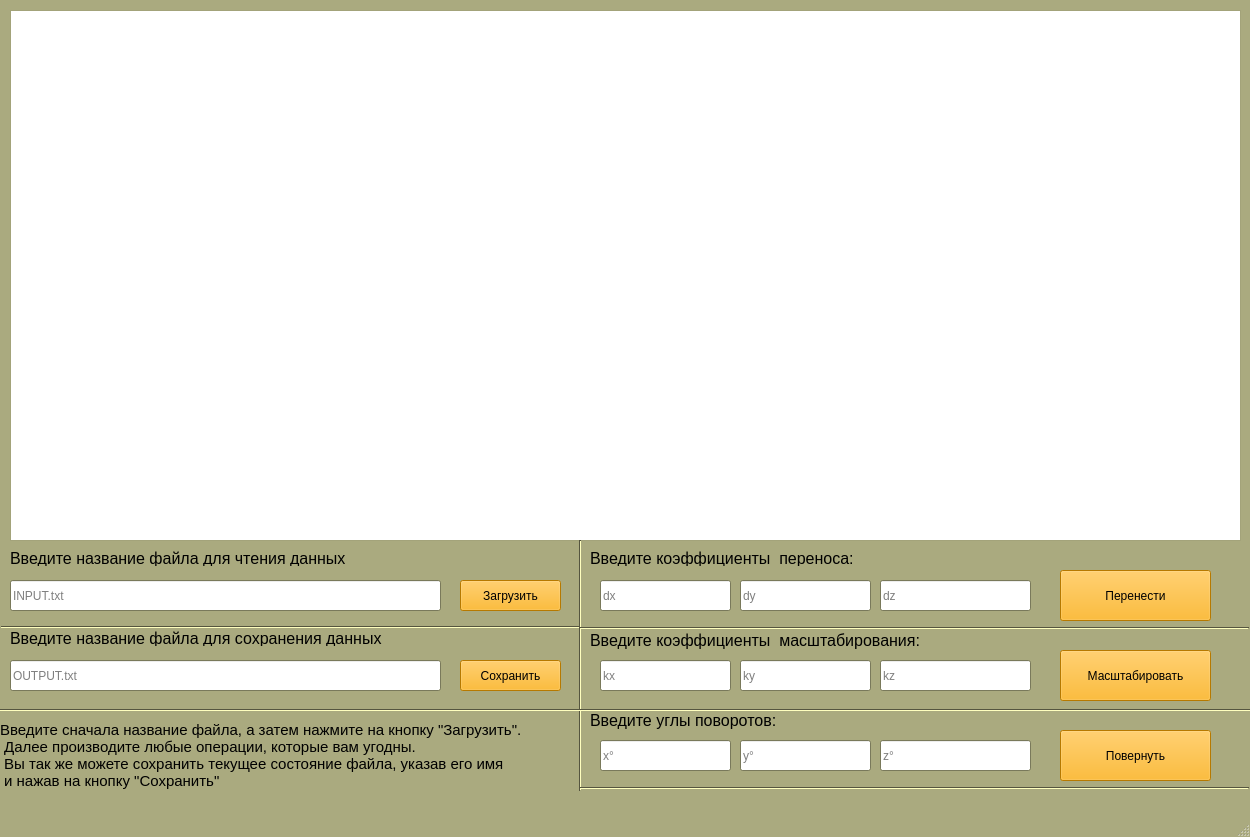
This is OOP/OOP1/3D_Karkas/mainwindow.ui in ZeynalovZ/BMSTU-4-sem as Qt 5 draws it before an edit. The edited form follows.
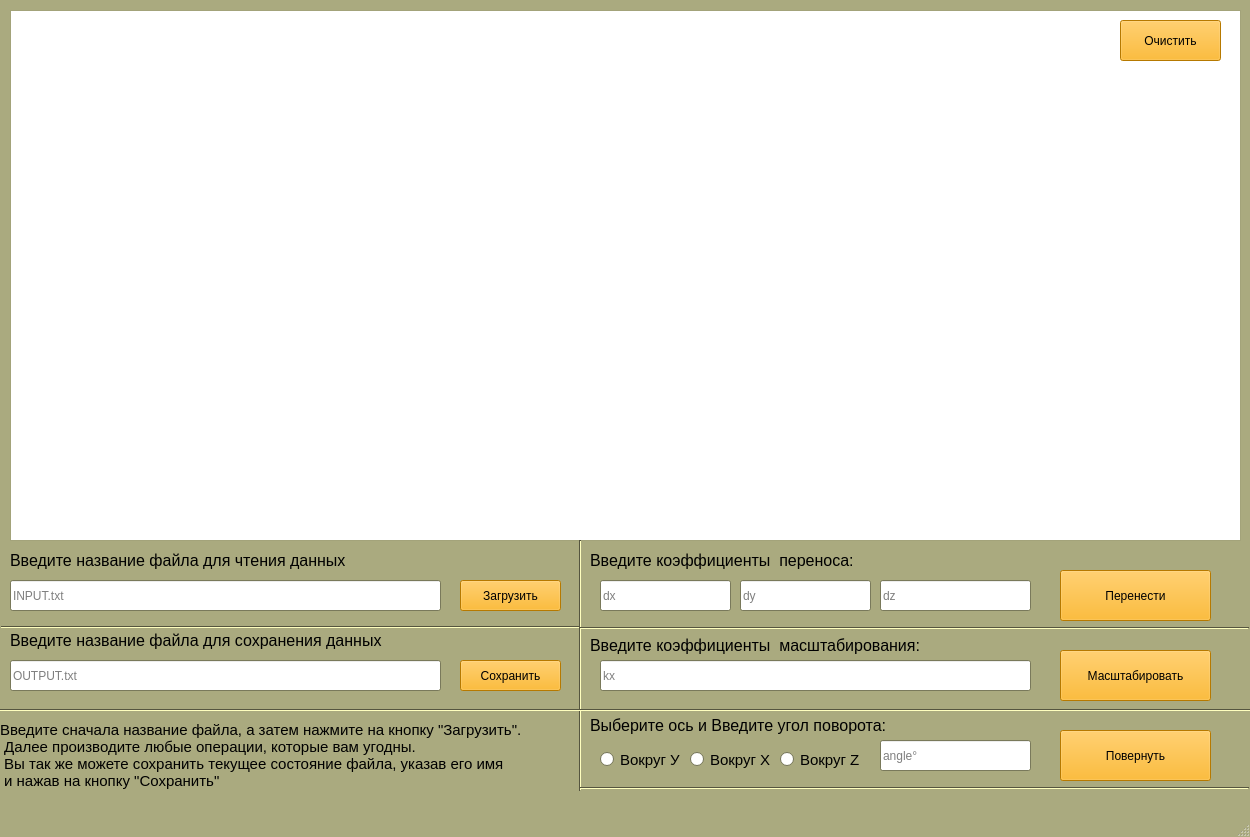
This is the edited form.

The edit to the form file:
```diff
--- a/OOP/OOP1/3D_Karkas/mainwindow.ui
+++ b/OOP/OOP1/3D_Karkas/mainwindow.ui
@@ -1774,7 +1774,7 @@
       <x>10</x>
       <y>550</y>
       <width>351</width>
-      <height>16</height>
+      <height>21</height>
      </rect>
     </property>
     <property name="font">
@@ -1792,7 +1792,7 @@
       <x>10</x>
       <y>630</y>
       <width>381</width>
-      <height>16</height>
+      <height>21</height>
      </rect>
     </property>
     <property name="font">
@@ -1849,7 +1849,7 @@
       <x>590</x>
       <y>550</y>
       <width>411</width>
-      <height>16</height>
+      <height>21</height>
      </rect>
     </property>
     <property name="font">
@@ -2295,7 +2295,7 @@
       <x>590</x>
       <y>630</y>
       <width>451</width>
-      <height>21</height>
+      <height>31</height>
      </rect>
     </property>
     <property name="font">
@@ -2735,28 +2735,12 @@
      <string>Масштабировать</string>
     </property>
    </widget>
-   <widget class="QLineEdit" name="line_k_3">
-    <property name="geometry">
-     <rect>
-      <x>880</x>
-      <y>660</y>
-      <width>151</width>
-      <height>31</height>
-     </rect>
-    </property>
-    <property name="text">
-     <string/>
-    </property>
-    <property name="placeholderText">
-     <string>kz</string>
-    </property>
-   </widget>
-   <widget class="QLineEdit" name="line_k_1">
+   <widget class="QLineEdit" name="line_k">
     <property name="geometry">
      <rect>
       <x>600</x>
       <y>660</y>
-      <width>131</width>
+      <width>431</width>
       <height>31</height>
      </rect>
     </property>
@@ -2770,45 +2754,13 @@
      <string>kx</string>
     </property>
    </widget>
-   <widget class="QLineEdit" name="line_k_2">
-    <property name="geometry">
-     <rect>
-      <x>740</x>
-      <y>660</y>
-      <width>131</width>
-      <height>31</height>
-     </rect>
-    </property>
-    <property name="text">
-     <string/>
-    </property>
-    <property name="placeholderText">
-     <string>ky</string>
-    </property>
-   </widget>
-   <widget class="QLineEdit" name="line_angle_z">
-    <property name="geometry">
-     <rect>
-      <x>880</x>
-      <y>740</y>
-      <width>151</width>
-      <height>31</height>
-     </rect>
-    </property>
-    <property name="text">
-     <string/>
-    </property>
-    <property name="placeholderText">
-     <string>z°</string>
-    </property>
-   </widget>
    <widget class="QLabel" name="label_5">
     <property name="geometry">
      <rect>
       <x>590</x>
       <y>710</y>
       <width>451</width>
-      <height>21</height>
+      <height>31</height>
      </rect>
     </property>
     <property name="font">
@@ -2817,7 +2769,7 @@
      </font>
     </property>
     <property name="text">
-     <string>Введите углы поворотов:</string>
+     <string>Выберите ось и Введите угол поворота:</string>
     </property>
    </widget>
    <widget class="QPushButton" name="rotate">
@@ -3251,9 +3203,9 @@
    <widget class="QLineEdit" name="line_angle_x">
     <property name="geometry">
      <rect>
-      <x>600</x>
+      <x>880</x>
       <y>740</y>
-      <width>131</width>
+      <width>151</width>
       <height>31</height>
      </rect>
     </property>
@@ -3264,23 +3216,7 @@
      <enum>QLineEdit::Normal</enum>
     </property>
     <property name="placeholderText">
-     <string>x°</string>
-    </property>
-   </widget>
-   <widget class="QLineEdit" name="line_angle_y">
-    <property name="geometry">
-     <rect>
-      <x>740</x>
-      <y>740</y>
-      <width>131</width>
-      <height>31</height>
-     </rect>
-    </property>
-    <property name="text">
-     <string/>
-    </property>
-    <property name="placeholderText">
-     <string>y°</string>
+     <string>angle°</string>
     </property>
    </widget>
    <widget class="QLabel" name="label_6">
@@ -3348,6 +3284,491 @@
      <string>dz</string>
     </property>
    </widget>
+   <widget class="QPushButton" name="pushButton">
+    <property name="geometry">
+     <rect>
+      <x>1120</x>
+      <y>20</y>
+      <width>101</width>
+      <height>41</height>
+     </rect>
+    </property>
+    <property name="palette">
+     <palette>
+      <active>
+       <colorrole role="WindowText">
+        <brush brushstyle="SolidPattern">
+         <color alpha="255">
+          <red>0</red>
+          <green>0</green>
+          <blue>0</blue>
+         </color>
+        </brush>
+       </colorrole>
+       <colorrole role="Button">
+        <brush brushstyle="SolidPattern">
+         <color alpha="255">
+          <red>255</red>
+          <green>170</green>
+          <blue>0</blue>
+         </color>
+        </brush>
+       </colorrole>
+       <colorrole role="Light">
+        <brush brushstyle="SolidPattern">
+         <color alpha="255">
+          <red>255</red>
+          <green>213</green>
+          <blue>127</blue>
+         </color>
+        </brush>
+       </colorrole>
+       <colorrole role="Midlight">
+        <brush brushstyle="SolidPattern">
+         <color alpha="255">
+          <red>255</red>
+          <green>191</green>
+          <blue>63</blue>
+         </color>
+        </brush>
+       </colorrole>
+       <colorrole role="Dark">
+        <brush brushstyle="SolidPattern">
+         <color alpha="255">
+          <red>127</red>
+          <green>85</green>
+          <blue>0</blue>
+         </color>
+        </brush>
+       </colorrole>
+       <colorrole role="Mid">
+        <brush brushstyle="SolidPattern">
+         <color alpha="255">
+          <red>170</red>
+          <green>113</green>
+          <blue>0</blue>
+         </color>
+        </brush>
+       </colorrole>
+       <colorrole role="Text">
+        <brush brushstyle="SolidPattern">
+         <color alpha="255">
+          <red>0</red>
+          <green>0</green>
+          <blue>0</blue>
+         </color>
+        </brush>
+       </colorrole>
+       <colorrole role="BrightText">
+        <brush brushstyle="SolidPattern">
+         <color alpha="255">
+          <red>255</red>
+          <green>255</green>
+          <blue>255</blue>
+         </color>
+        </brush>
+       </colorrole>
+       <colorrole role="ButtonText">
+        <brush brushstyle="SolidPattern">
+         <color alpha="255">
+          <red>0</red>
+          <green>0</green>
+          <blue>0</blue>
+         </color>
+        </brush>
+       </colorrole>
+       <colorrole role="Base">
+        <brush brushstyle="SolidPattern">
+         <color alpha="255">
+          <red>255</red>
+          <green>170</green>
+          <blue>0</blue>
+         </color>
+        </brush>
+       </colorrole>
+       <colorrole role="Window">
+        <brush brushstyle="SolidPattern">
+         <color alpha="255">
+          <red>255</red>
+          <green>170</green>
+          <blue>0</blue>
+         </color>
+        </brush>
+       </colorrole>
+       <colorrole role="Shadow">
+        <brush brushstyle="SolidPattern">
+         <color alpha="255">
+          <red>0</red>
+          <green>0</green>
+          <blue>0</blue>
+         </color>
+        </brush>
+       </colorrole>
+       <colorrole role="AlternateBase">
+        <brush brushstyle="SolidPattern">
+         <color alpha="255">
+          <red>255</red>
+          <green>212</green>
+          <blue>127</blue>
+         </color>
+        </brush>
+       </colorrole>
+       <colorrole role="ToolTipBase">
+        <brush brushstyle="SolidPattern">
+         <color alpha="255">
+          <red>255</red>
+          <green>255</green>
+          <blue>220</blue>
+         </color>
+        </brush>
+       </colorrole>
+       <colorrole role="ToolTipText">
+        <brush brushstyle="SolidPattern">
+         <color alpha="255">
+          <red>0</red>
+          <green>0</green>
+          <blue>0</blue>
+         </color>
+        </brush>
+       </colorrole>
+      </active>
+      <inactive>
+       <colorrole role="WindowText">
+        <brush brushstyle="SolidPattern">
+         <color alpha="255">
+          <red>0</red>
+          <green>0</green>
+          <blue>0</blue>
+         </color>
+        </brush>
+       </colorrole>
+       <colorrole role="Button">
+        <brush brushstyle="SolidPattern">
+         <color alpha="255">
+          <red>255</red>
+          <green>170</green>
+          <blue>0</blue>
+         </color>
+        </brush>
+       </colorrole>
+       <colorrole role="Light">
+        <brush brushstyle="SolidPattern">
+         <color alpha="255">
+          <red>255</red>
+          <green>213</green>
+          <blue>127</blue>
+         </color>
+        </brush>
+       </colorrole>
+       <colorrole role="Midlight">
+        <brush brushstyle="SolidPattern">
+         <color alpha="255">
+          <red>255</red>
+          <green>191</green>
+          <blue>63</blue>
+         </color>
+        </brush>
+       </colorrole>
+       <colorrole role="Dark">
+        <brush brushstyle="SolidPattern">
+         <color alpha="255">
+          <red>127</red>
+          <green>85</green>
+          <blue>0</blue>
+         </color>
+        </brush>
+       </colorrole>
+       <colorrole role="Mid">
+        <brush brushstyle="SolidPattern">
+         <color alpha="255">
+          <red>170</red>
+          <green>113</green>
+          <blue>0</blue>
+         </color>
+        </brush>
+       </colorrole>
+       <colorrole role="Text">
+        <brush brushstyle="SolidPattern">
+         <color alpha="255">
+          <red>0</red>
+          <green>0</green>
+          <blue>0</blue>
+         </color>
+        </brush>
+       </colorrole>
+       <colorrole role="BrightText">
+        <brush brushstyle="SolidPattern">
+         <color alpha="255">
+          <red>255</red>
+          <green>255</green>
+          <blue>255</blue>
+         </color>
+        </brush>
+       </colorrole>
+       <colorrole role="ButtonText">
+        <brush brushstyle="SolidPattern">
+         <color alpha="255">
+          <red>0</red>
+          <green>0</green>
+          <blue>0</blue>
+         </color>
+        </brush>
+       </colorrole>
+       <colorrole role="Base">
+        <brush brushstyle="SolidPattern">
+         <color alpha="255">
+          <red>255</red>
+          <green>170</green>
+          <blue>0</blue>
+         </color>
+        </brush>
+       </colorrole>
+       <colorrole role="Window">
+        <brush brushstyle="SolidPattern">
+         <color alpha="255">
+          <red>255</red>
+          <green>170</green>
+          <blue>0</blue>
+         </color>
+        </brush>
+       </colorrole>
+       <colorrole role="Shadow">
+        <brush brushstyle="SolidPattern">
+         <color alpha="255">
+          <red>0</red>
+          <green>0</green>
+          <blue>0</blue>
+         </color>
+        </brush>
+       </colorrole>
+       <colorrole role="AlternateBase">
+        <brush brushstyle="SolidPattern">
+         <color alpha="255">
+          <red>255</red>
+          <green>212</green>
+          <blue>127</blue>
+         </color>
+        </brush>
+       </colorrole>
+       <colorrole role="ToolTipBase">
+        <brush brushstyle="SolidPattern">
+         <color alpha="255">
+          <red>255</red>
+          <green>255</green>
+          <blue>220</blue>
+         </color>
+        </brush>
+       </colorrole>
+       <colorrole role="ToolTipText">
+        <brush brushstyle="SolidPattern">
+         <color alpha="255">
+          <red>0</red>
+          <green>0</green>
+          <blue>0</blue>
+         </color>
+        </brush>
+       </colorrole>
+      </inactive>
+      <disabled>
+       <colorrole role="WindowText">
+        <brush brushstyle="SolidPattern">
+         <color alpha="255">
+          <red>127</red>
+          <green>85</green>
+          <blue>0</blue>
+         </color>
+        </brush>
+       </colorrole>
+       <colorrole role="Button">
+        <brush brushstyle="SolidPattern">
+         <color alpha="255">
+          <red>255</red>
+          <green>170</green>
+          <blue>0</blue>
+         </color>
+        </brush>
+       </colorrole>
+       <colorrole role="Light">
+        <brush brushstyle="SolidPattern">
+         <color alpha="255">
+          <red>255</red>
+          <green>213</green>
+          <blue>127</blue>
+         </color>
+        </brush>
+       </colorrole>
+       <colorrole role="Midlight">
+        <brush brushstyle="SolidPattern">
+         <color alpha="255">
+          <red>255</red>
+          <green>191</green>
+          <blue>63</blue>
+         </color>
+        </brush>
+       </colorrole>
+       <colorrole role="Dark">
+        <brush brushstyle="SolidPattern">
+         <color alpha="255">
+          <red>127</red>
+          <green>85</green>
+          <blue>0</blue>
+         </color>
+        </brush>
+       </colorrole>
+       <colorrole role="Mid">
+        <brush brushstyle="SolidPattern">
+         <color alpha="255">
+          <red>170</red>
+          <green>113</green>
+          <blue>0</blue>
+         </color>
+        </brush>
+       </colorrole>
+       <colorrole role="Text">
+        <brush brushstyle="SolidPattern">
+         <color alpha="255">
+          <red>127</red>
+          <green>85</green>
+          <blue>0</blue>
+         </color>
+        </brush>
+       </colorrole>
+       <colorrole role="BrightText">
+        <brush brushstyle="SolidPattern">
+         <color alpha="255">
+          <red>255</red>
+          <green>255</green>
+          <blue>255</blue>
+         </color>
+        </brush>
+       </colorrole>
+       <colorrole role="ButtonText">
+        <brush brushstyle="SolidPattern">
+         <color alpha="255">
+          <red>127</red>
+          <green>85</green>
+          <blue>0</blue>
+         </color>
+        </brush>
+       </colorrole>
+       <colorrole role="Base">
+        <brush brushstyle="SolidPattern">
+         <color alpha="255">
+          <red>255</red>
+          <green>170</green>
+          <blue>0</blue>
+         </color>
+        </brush>
+       </colorrole>
+       <colorrole role="Window">
+        <brush brushstyle="SolidPattern">
+         <color alpha="255">
+          <red>255</red>
+          <green>170</green>
+          <blue>0</blue>
+         </color>
+        </brush>
+       </colorrole>
+       <colorrole role="Shadow">
+        <brush brushstyle="SolidPattern">
+         <color alpha="255">
+          <red>0</red>
+          <green>0</green>
+          <blue>0</blue>
+         </color>
+        </brush>
+       </colorrole>
+       <colorrole role="AlternateBase">
+        <brush brushstyle="SolidPattern">
+         <color alpha="255">
+          <red>255</red>
+          <green>170</green>
+          <blue>0</blue>
+         </color>
+        </brush>
+       </colorrole>
+       <colorrole role="ToolTipBase">
+        <brush brushstyle="SolidPattern">
+         <color alpha="255">
+          <red>255</red>
+          <green>255</green>
+          <blue>220</blue>
+         </color>
+        </brush>
+       </colorrole>
+       <colorrole role="ToolTipText">
+        <brush brushstyle="SolidPattern">
+         <color alpha="255">
+          <red>0</red>
+          <green>0</green>
+          <blue>0</blue>
+         </color>
+        </brush>
+       </colorrole>
+      </disabled>
+     </palette>
+    </property>
+    <property name="styleSheet">
+     <string notr="true">background-color: rgb(255, 170, 0);</string>
+    </property>
+    <property name="text">
+     <string>Очистить</string>
+    </property>
+   </widget>
+   <widget class="QRadioButton" name="radio_X">
+    <property name="geometry">
+     <rect>
+      <x>690</x>
+      <y>750</y>
+      <width>84</width>
+      <height>19</height>
+     </rect>
+    </property>
+    <property name="font">
+     <font>
+      <pointsize>11</pointsize>
+     </font>
+    </property>
+    <property name="text">
+     <string>Вокруг Х</string>
+    </property>
+   </widget>
+   <widget class="QRadioButton" name="radio_Y">
+    <property name="geometry">
+     <rect>
+      <x>600</x>
+      <y>750</y>
+      <width>84</width>
+      <height>19</height>
+     </rect>
+    </property>
+    <property name="font">
+     <font>
+      <pointsize>11</pointsize>
+     </font>
+    </property>
+    <property name="text">
+     <string>Вокруг У</string>
+    </property>
+   </widget>
+   <widget class="QRadioButton" name="radio_Z">
+    <property name="geometry">
+     <rect>
+      <x>780</x>
+      <y>750</y>
+      <width>84</width>
+      <height>19</height>
+     </rect>
+    </property>
+    <property name="font">
+     <font>
+      <pointsize>11</pointsize>
+     </font>
+    </property>
+    <property name="text">
+     <string>Вокруг Z</string>
+    </property>
+   </widget>
   </widget>
   <widget class="QMenuBar" name="menuBar">
    <property name="geometry">
```
Left out of the diff: 2 changed lines with no effect on the pictures.
